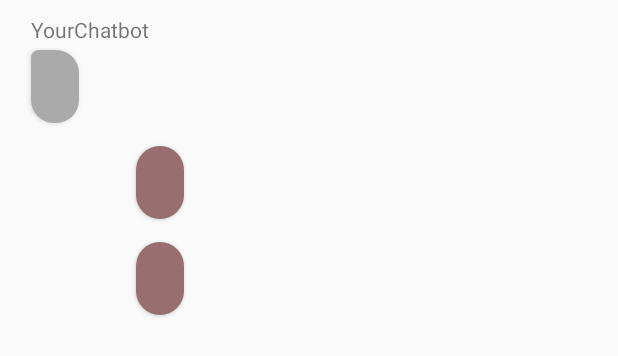
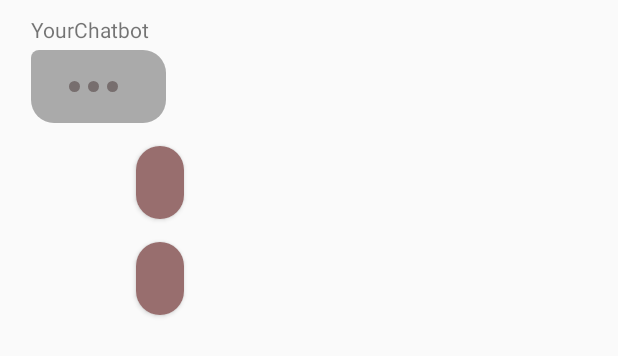
Before and after one commit to katchi7/pfa_app, an Android app: the layout chatbot_message.xml on its own in the app's theme, with its tools: preview values and no code run, on a phone screen of 412 x 824 dp. Shown: the top 356 px of the screen. Run offline under Robolectric (Android 15) with nearby library versions, the phone set to English and light mode, and no system bars.

Commit message:
added some animation and a loading page

```diff
--- /dev/null
+++ b/app/src/main/res/drawable/loading.xml
@@ -0,0 +1,7 @@
+<?xml version="1.0" encoding="utf-8"?>
+    <shape xmlns:android="http://schemas.android.com/apk/res/android"
+        android:shape="rectangle">
+        <solid android:color="@color/loading" />
+        <corners  android:radius="700dp" />
+        <size android:height="7dp" android:width="7dp"/>
+    </shape>
--- a/app/src/main/res/layout/chatbot_message.xml
+++ b/app/src/main/res/layout/chatbot_message.xml
@@ -14,25 +14,70 @@
         android:layout_width="wrap_content"
         android:layout_height="wrap_content"
         android:paddingBottom="4dp"
-        android:text="YourChatbot"/>
-
+        android:text="YourChatbot"
+        />
+<LinearLayout
+    android:layout_width="wrap_content"
+    android:layout_height="wrap_content"
+    android:id="@+id/Message_ly"
+    android:orientation="horizontal"
+    android:background="@drawable/chatbot_message"
+    android:layout_below="@+id/name"
+    android:layout_alignLeft="@+id/name">
+    <LinearLayout
+        android:id="@+id/loading_ly"
+        android:layout_width="wrap_content"
+        android:layout_height="wrap_content"
+        android:orientation="horizontal"
+        android:layout_gravity="center_vertical">
+    <ImageView
+        android:id="@+id/image1"
+        android:layout_marginStart="25dp"
+        android:layout_width="wrap_content"
+        android:layout_height="wrap_content"
+        android:layout_weight="0.3"
+        android:src="@drawable/loading"
+        android:layout_gravity="center_vertical"
+        android:alpha="0.5"
+        />
+    <ImageView
+        android:id="@+id/image2"
+        android:layout_marginStart="5dp"
+        android:layout_width="wrap_content"
+        android:layout_height="wrap_content"
+        android:layout_weight="0.3"
+        android:src="@drawable/loading"
+        android:layout_gravity="center_vertical"
+        android:alpha="0.5"
+        />
+    <ImageView
+        android:id="@+id/image3"
+        android:layout_marginStart="5dp"
+        android:layout_width="wrap_content"
+        android:layout_height="wrap_content"
+        android:layout_weight="0.3"
+        android:src="@drawable/loading"
+        android:layout_gravity="center_vertical"
+        android:alpha="0.5"
+        />
+    </LinearLayout>
     <TextView
         android:layout_width="wrap_content"
         android:layout_height="wrap_content"
         android:id="@+id/message_body"
-        android:layout_below="@+id/name"
-        android:layout_alignLeft="@+id/name"
-        android:background="@drawable/chatbot_message"
         android:paddingVertical="12dp"
         android:paddingHorizontal="16dp"
         android:elevation="2dp"
         android:textSize="18dp"
+
         />
+
+</LinearLayout>
     <TextView
         android:layout_width="wrap_content"
         android:layout_height="wrap_content"
         android:id="@+id/message_body2"
-        android:layout_below="@+id/message_body"
+        android:layout_below="@+id/Message_ly"
         android:layout_marginStart="75dp"
         android:layout_marginTop="15dp"
         android:background="@drawable/missunderstanding"
--- a/app/src/main/res/values/colors.xml
+++ b/app/src/main/res/values/colors.xml
@@ -6,4 +6,5 @@
     <color name="colorAccent">#03DAC5</color>
     <color name="background">#ffffff</color>
     <color name="miss_understanding">#986E6E</color>
+    <color name="loading">#453232</color>
 </resources>
--- a/app/src/main/res/values/styles.xml
+++ b/app/src/main/res/values/styles.xml
@@ -7,5 +7,11 @@
         <item name="colorPrimaryDark">@color/colorPrimaryDark</item>
         <item name="colorAccent">@color/colorAccent</item>
     </style>
+    <style name="loading" parent="Theme.AppCompat.Light.NoActionBar">
+        <!-- Customize your theme here. -->
+        <item name="colorPrimary">@color/colorPrimary</item>
+        <item name="colorPrimaryDark">@color/colorPrimaryDark</item>
+        <item name="colorAccent">@color/colorAccent</item>
+    </style>
 
 </resources>
```
Also changed, not shown: app/src/main/AndroidManifest.xml (+14 -4 lines), app/src/main/java/com/pfa/chat_bot/AnswerHandler.java (+36 -3 lines), app/src/main/java/com/pfa/chat_bot/ConversationAdapter.java (+73 -9 lines), app/src/main/java/com/pfa/chat_bot/MainActivity.java (+21 -11 lines), app/src/main/java/com/pfa/chat_bot/Message.java (+8 -0 lines), app/src/main/java/com/pfa/chat_bot/loading.java (added, +78 -0 lines), app/src/main/res/anim/loading.xml (added, +10 -0 lines), app/src/main/res/layout/activity_loading.xml (added, +26 -0 lines).
